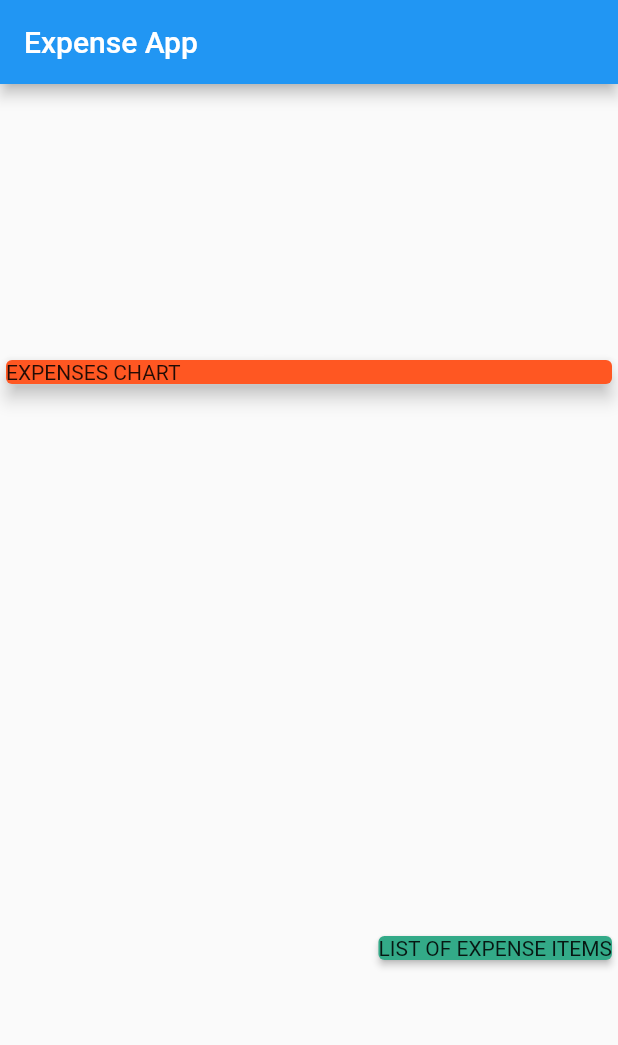
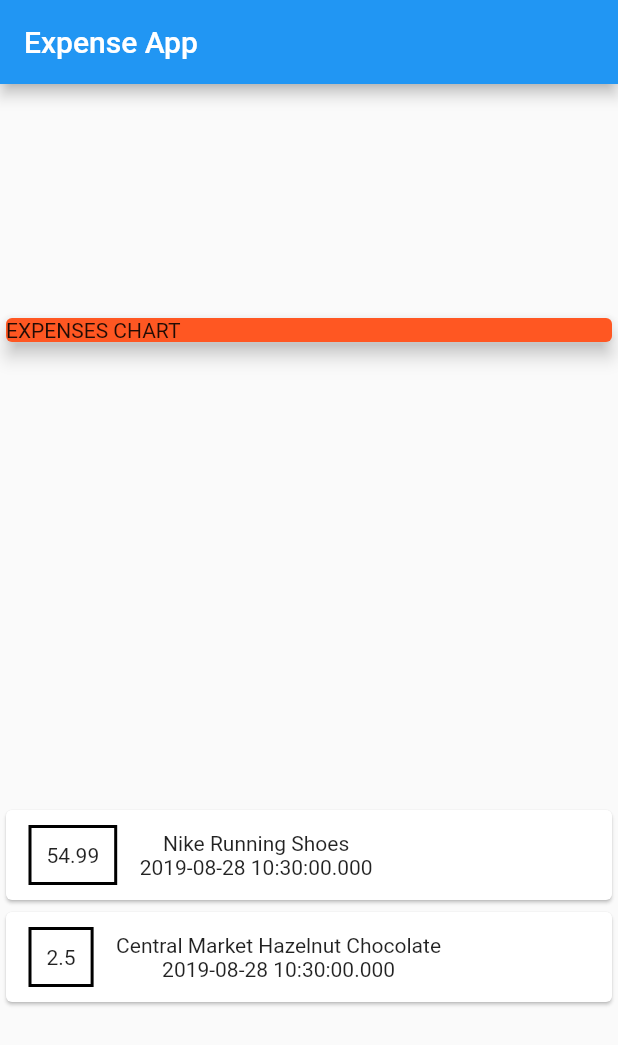
Before and after one commit to tr-stan/flutter_expense_app, a Flutter app: the screen it shows after launch, on a phone screen of 412 x 824 dp. Shown: the top 1045 px of the screen. Run offline on Flutter 3.47's test engine with Material 2 defaults, Android fonts, the phone set to English and light mode, and no system bars.

Commit message:
adds transaction cards with minimal styling

```diff
--- a/lib/main.dart
+++ b/lib/main.dart
@@ -38,7 +38,7 @@ class MyHomePage extends StatelessWidget {
       ),
       body: Column(
         mainAxisAlignment: MainAxisAlignment.spaceAround,
-        crossAxisAlignment: CrossAxisAlignment.end,
+        crossAxisAlignment: CrossAxisAlignment.center,
         children: <Widget>[
           Container(
             width: double.infinity,
@@ -48,12 +48,36 @@ class MyHomePage extends StatelessWidget {
               child: Text('EXPENSES CHART'),
             ),
           ),
-          Container(
-            child: Card(
-              color: Color(0xFF33AA88),
-              elevation: 2,
-              child: Text('LIST OF EXPENSE ITEMS'),
-            ),
+          Column(
+            children: transactions.map((xaction) {
+              //xaction = "transaction"
+              return Card(
+                child: Row(
+                  children: <Widget>[
+                    Container(
+                      margin: EdgeInsets.symmetric(
+                        vertical: 10,
+                        horizontal: 15,
+                      ),
+                      decoration: BoxDecoration(
+                        border: Border.all(
+                          color: Colors.black,
+                          width: 2,
+                        ),
+                      ),
+                      padding: EdgeInsets.all(10),
+                      child: Text(xaction.amount.toString()),
+                    ),
+                    Column(
+                      children: <Widget>[
+                        Text(xaction.title),
+                        Text(xaction.date.toString()),
+                      ],
+                    )
+                  ],
+                ),
+              );
+            }).toList(),
           )
         ],
       ),
```
